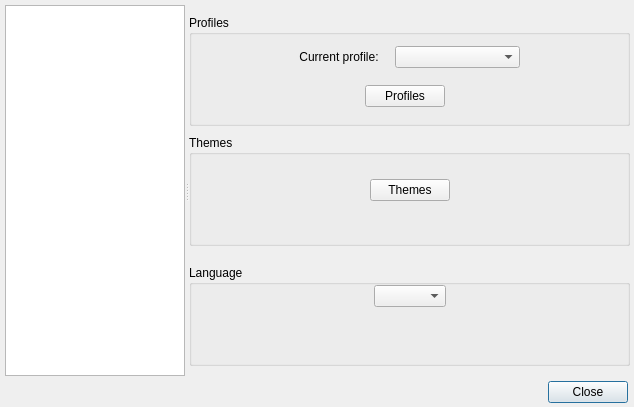
The window that ui/options.ui (gitter-badger/simplechatclient) describes before a commit, drawn with Qt 5.
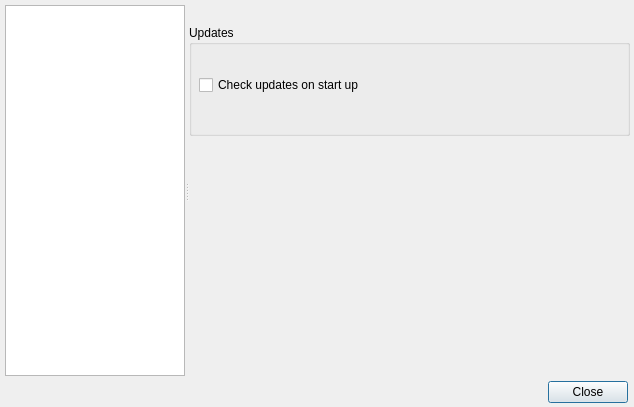
The same window after the commit. The open tabs and pages were chosen to show the change. Icons and pictures are not drawn.

Diff of the .ui file:
```diff
--- a/ui/options.ui
+++ b/ui/options.ui
@@ -1434,6 +1434,34 @@
       </widget>
      </widget>
     </widget>
+    <widget class="QWidget" name="page_updates">
+     <widget class="QGroupBox" name="groupBox_updates">
+      <property name="geometry">
+       <rect>
+        <x>0</x>
+        <y>20</y>
+        <width>441</width>
+        <height>111</height>
+       </rect>
+      </property>
+      <property name="title">
+       <string>Updates</string>
+      </property>
+      <widget class="QCheckBox" name="checkBox_updates">
+       <property name="geometry">
+        <rect>
+         <x>10</x>
+         <y>50</y>
+         <width>421</width>
+         <height>20</height>
+        </rect>
+       </property>
+       <property name="text">
+        <string>Check updates on start up</string>
+       </property>
+      </widget>
+     </widget>
+    </widget>
     <widget class="QWidget" name="page_adv">
      <widget class="QWidget" name="verticalLayoutWidget_11">
       <property name="geometry">
```
